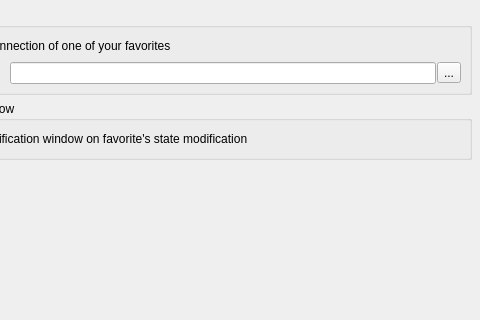
Qt form qrezix/notifier/rzxnotifierpropui.ui (Fruneau/qRezix) before a commit; both pictures show x 99 to 579 and y 0 to 320 of the 579 by 500 pixel window.
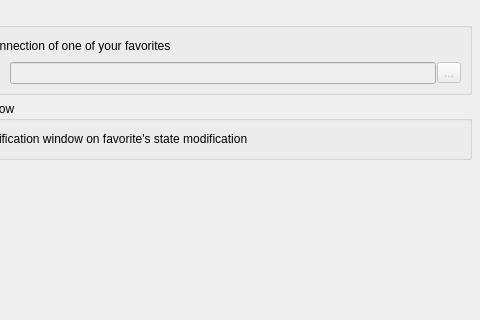
The same form after that commit.

```diff
--- a/qrezix/notifier/rzxnotifierpropui.ui
+++ b/qrezix/notifier/rzxnotifierpropui.ui
@@ -108,6 +108,9 @@
         </item>
         <item>
          <widget class="QLineEdit" name="txtBeepFavorites" >
+          <property name="enabled" >
+           <bool>false</bool>
+          </property>
           <property name="whatsThis" >
            <string>&lt;h3>Beep on connection&lt;/h3>&lt;p>Select the sound to play when a favorite get connected&lt;/p></string>
           </property>
@@ -115,6 +118,9 @@
         </item>
         <item>
          <widget class="QToolButton" name="btnBeepBrowse" >
+          <property name="enabled" >
+           <bool>false</bool>
+          </property>
           <property name="text" >
            <string>...</string>
           </property>
```
